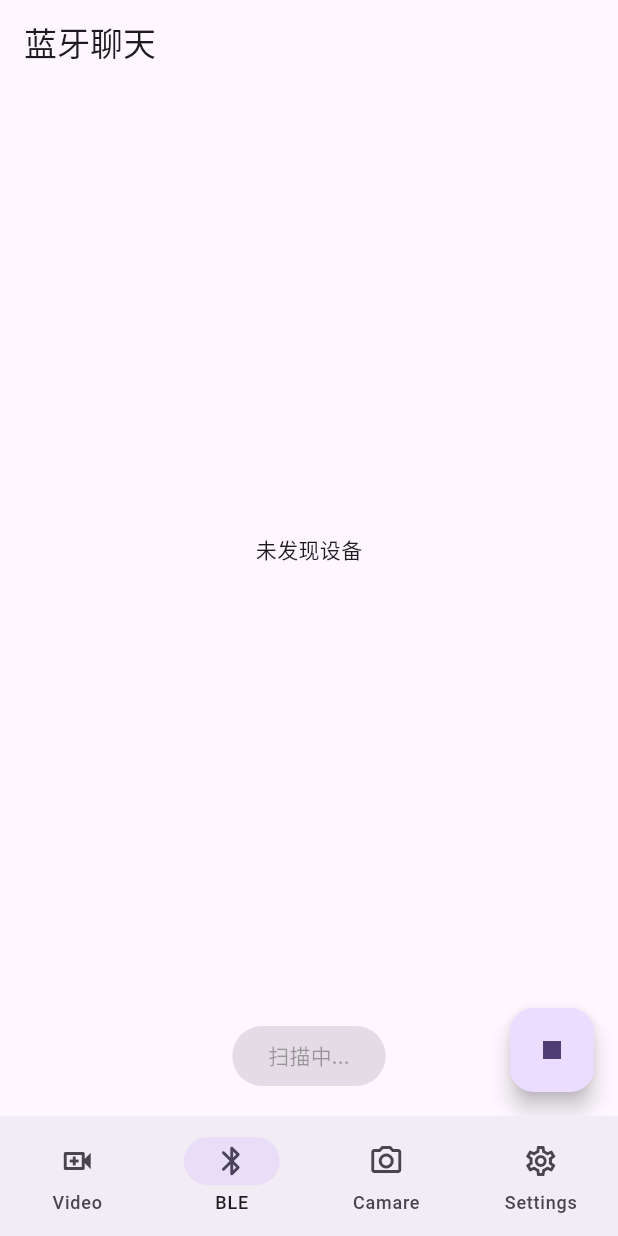
After one commit to ninthingz/sign_in_life, a Flutter app: the screen it shows after launch, item 2 of the bottom bar chosen, after a tap on "开始扫描", on a phone screen of 412 x 824 dp. The commit adds this screen. Run offline on Flutter 3.47's test engine with Material 3 defaults, Android fonts, the phone set to English and light mode, and no system bars; our stand-ins replace camera, flutter_blue_plus, permission_handler, shared_preferences.

Commit message:
feat: 增加蓝牙连接页面

```diff
--- a/lib/main.dart
+++ b/lib/main.dart
@@ -1,4 +1,5 @@
 import 'package:flutter/material.dart';
+import 'package:sign_in_life/widgets/ble_page.dart';
 import 'package:sign_in_life/widgets/camera_page.dart';
 import 'package:sign_in_life/widgets/settings_page.dart';
 import 'package:sign_in_life/widgets/video_page.dart';
@@ -14,7 +15,7 @@ class MyApp extends StatelessWidget {
   @override
   Widget build(BuildContext context) {
     return MaterialApp(
-      title: 'Flutter Demo',
+      title: '测试APP',
       theme: ThemeData(
         colorScheme: ColorScheme.fromSeed(seedColor: Colors.deepPurple),
       ),
@@ -35,6 +36,7 @@ class _MainPageState extends State<MainPage> {
 
   final List<Widget> _pages = const [
     VideoPage(),
+    BlePage(),
     CameraScreen(),
     SettingsPage(),
   ];
@@ -64,6 +66,11 @@ const _navBarItems = [
     label: 'Video',
   ),
   NavigationDestination(
+    icon: Icon(Icons.bluetooth_outlined),
+    selectedIcon: Icon(Icons.bluetooth_rounded),
+    label: 'BLE',
+  ),
+  NavigationDestination(
     icon: Icon(Icons.camera_alt_outlined),
     selectedIcon: Icon(Icons.camera_alt_rounded),
     label: 'Camare',
--- /dev/null
+++ b/lib/widgets/ble_page.dart
@@ -0,0 +1,286 @@
+import 'dart:async';
+
+import 'package:flutter/material.dart';
+import 'package:flutter_blue_plus/flutter_blue_plus.dart';
+
+class Message {
+  final String content;
+  final bool isSent;
+
+  Message(this.content, this.isSent);
+}
+
+class BlePage extends StatefulWidget {
+  const BlePage({super.key});
+
+  @override
+  State<BlePage> createState() => _BlePageState();
+}
+
+class _BlePageState extends State<BlePage> {
+  final String _serviceUuid = "04402a2b-6a6d-e2f4-ac79-3eb90974c30a";
+  final String _readCharUuid = "cf0fd776-bf2a-3f3b-d763-7369c17ba1e0";
+  final String _writeCharUuid = "1b9df75a-b25d-6617-9f17-125de428cc38";
+
+  final TextEditingController _textController = TextEditingController();
+  final List<Message> _messages = [];
+  BluetoothDevice? _connectedDevice;
+  BluetoothCharacteristic? _writeCharacteristic;
+
+  // 新增状态管理
+  bool _isScanning = false;
+  List<BluetoothDevice> _foundDevices = [];
+  StreamSubscription<List<ScanResult>>? _scanSubscription;
+
+  @override
+  void initState() {
+    super.initState();
+    _checkPermissions();
+  }
+
+  Future<void> _checkPermissions() async {
+    await FlutterBluePlus.turnOn();
+    // 检查并请求必要权限
+    if (await FlutterBluePlus.isAvailable == false) {
+      print("蓝牙不可用");
+      return;
+    }
+  }
+
+  void _startScan() {
+    setState(() {
+      _isScanning = true;
+      _foundDevices.clear();
+    });
+
+    _scanSubscription?.cancel();
+    _scanSubscription = FlutterBluePlus.scanResults.listen((results) {
+      _updateDeviceList(results);
+    }, onError: (e) => print("扫描错误: $e"));
+
+    FlutterBluePlus.startScan(timeout: const Duration(seconds: 15));
+  }
+
+  void _stopScan() {
+    FlutterBluePlus.stopScan();
+    _scanSubscription?.cancel();
+    setState(() => _isScanning = false);
+  }
+
+  void _updateDeviceList(List<ScanResult> results) {
+    final newDevices =
+        results
+            .where((r) => r.device.platformName.isNotEmpty)
+            .map((r) => r.device)
+            .where((d) => !_foundDevices.contains(d))
+            .toList();
+
+    if (newDevices.isNotEmpty) {
+      setState(() {
+        _foundDevices.addAll(newDevices);
+      });
+    }
+  }
+
+  Future<void> _connectToDevice(BluetoothDevice device) async {
+    _stopScan();
+    showDialog(
+      context: context,
+      barrierDismissible: false,
+      builder: (context) => const Center(child: CircularProgressIndicator()),
+    );
+
+    try {
+      await device.connect(autoConnect: false);
+      setState(() => _connectedDevice = device);
+
+      List<BluetoothService> services = await device.discoverServices();
+      for (var service in services) {
+        if (service.uuid.toString().toLowerCase() == _serviceUuid) {
+          _setupCharacteristics(service);
+          break;
+        }
+      }
+      Navigator.pop(context);
+    } catch (e) {
+      Navigator.pop(context);
+      _showError("连接失败: ${e.toString()}");
+    }
+  }
+
+  void _disconnect() {
+    _connectedDevice?.disconnect();
+    setState(() {
+      _connectedDevice = null;
+      _writeCharacteristic = null;
+    });
+  }
+
+  void _setupCharacteristics(BluetoothService service) {
+    for (var characteristic in service.characteristics) {
+      if (characteristic.uuid.toString().toLowerCase() == _readCharUuid) {
+        characteristic.setNotifyValue(true);
+        characteristic.value.listen((value) {
+          String message = String.fromCharCodes(value);
+          _addMessage(message, false);
+        });
+      }
+      if (characteristic.uuid.toString().toLowerCase() == _writeCharUuid) {
+        _writeCharacteristic = characteristic;
+      }
+    }
+  }
+
+  void _addMessage(String text, bool isSent) {
+    setState(() {
+      _messages.add(Message(text, isSent));
+    });
+  }
+
+  void _sendMessage() async {
+    String text = _textController.text;
+    if (text.isEmpty || _writeCharacteristic == null) return;
+
+    try {
+      await _writeCharacteristic!.write(text.codeUnits);
+      _addMessage(text, true);
+      _textController.clear();
+    } catch (e) {
+      _showError("发送失败: ${e.toString()}");
+    }
+  }
+
+  void _showError(String message) {
+    ScaffoldMessenger.of(context).showSnackBar(
+      SnackBar(content: Text(message), backgroundColor: Colors.red),
+    );
+  }
+
+  Widget _buildDeviceList() {
+    return ListView.builder(
+      shrinkWrap: true,
+      itemCount: _foundDevices.length,
+      itemBuilder: (context, index) {
+        final device = _foundDevices[index];
+        return ListTile(
+          leading: const Icon(Icons.bluetooth),
+          title: Text(device.platformName),
+          subtitle: Text(device.remoteId.toString()),
+          trailing:
+              _isScanning
+                  ? const Icon(Icons.wifi_find_outlined)
+                  : const SizedBox.shrink(),
+          onTap: () => _connectToDevice(device),
+        );
+      },
+    );
+  }
+
+  Widget _buildScanButton() {
+    return FloatingActionButton(
+      onPressed: _isScanning ? _stopScan : _startScan,
+      tooltip: '扫描设备',
+      child: Icon(_isScanning ? Icons.stop : Icons.search),
+    );
+  }
+
+  @override
+  Widget build(BuildContext context) {
+    return Scaffold(
+      appBar: AppBar(
+        title: const Text('蓝牙聊天'),
+        actions: [
+          if (_connectedDevice != null)
+            IconButton(
+              icon: const Icon(Icons.link_off),
+              onPressed: _disconnect,
+            ),
+        ],
+      ),
+      body:
+          _connectedDevice == null
+              ? Padding(
+                padding: const EdgeInsets.all(16.0),
+                child: Column(
+                  children: [
+                    Expanded(
+                      child:
+                          _foundDevices.isEmpty
+                              ? const Center(child: Text("未发现设备"))
+                              : _buildDeviceList(),
+                    ),
+                    const SizedBox(height: 20),
+                    ElevatedButton(
+                      onPressed: _isScanning ? null : _startScan,
+                      child: Text(_isScanning ? "扫描中..." : "开始扫描"),
+                    ),
+                  ],
+                ),
+              )
+              : _buildChatInterface(),
+      floatingActionButton:
+          _connectedDevice == null ? _buildScanButton() : null,
+    );
+  }
+
+  Widget _buildChatInterface() {
+    return Column(
+      children: [
+        Expanded(
+          child: ListView.builder(
+            padding: const EdgeInsets.all(8),
+            itemCount: _messages.length,
+            itemBuilder: (context, index) {
+              final message = _messages[index];
+              return Align(
+                alignment:
+                    message.isSent
+                        ? Alignment.centerRight
+                        : Alignment.centerLeft,
+                child: Container(
+                  margin: const EdgeInsets.symmetric(vertical: 4),
+                  padding: const EdgeInsets.all(12),
+                  decoration: BoxDecoration(
+                    color: message.isSent ? Colors.blue[100] : Colors.grey[300],
+                    borderRadius: BorderRadius.circular(12),
+                  ),
+                  child: Text(message.content),
+                ),
+              );
+            },
+          ),
+        ),
+        Container(
+          padding: const EdgeInsets.all(8),
+          child: Row(
+            children: [
+              Expanded(
+                child: TextField(
+                  controller: _textController,
+                  decoration: const InputDecoration(
+                    hintText: '输入消息...',
+                    border: OutlineInputBorder(),
+                  ),
+                  onSubmitted: (_) => _sendMessage(),
+                ),
+              ),
+              const SizedBox(width: 8),
+              IconButton(
+                icon: const Icon(Icons.send),
+                color: Colors.blue,
+                onPressed: _sendMessage,
+              ),
+            ],
+          ),
+        ),
+      ],
+    );
+  }
+
+  @override
+  void dispose() {
+    _scanSubscription?.cancel();
+    _connectedDevice?.disconnect();
+    super.dispose();
+  }
+}
--- a/pubspec.yaml
+++ b/pubspec.yaml
@@ -37,6 +37,7 @@ dependencies:
   camera: ^0.11.1
   permission_handler: ^11.4.0
   shared_preferences: ^2.5.2
+  flutter_blue_plus: ^1.35.3
 
 dev_dependencies:
   flutter_test:
```
Also changed, not shown: pubspec.lock, 2 other files.
